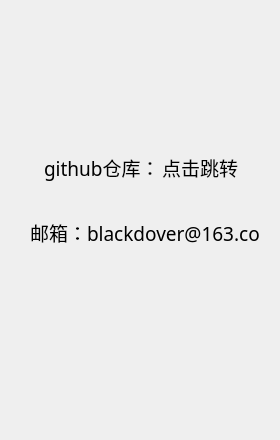
Qt form connectus.ui (wwwxyz123/shanghaifusheng) before a commit.
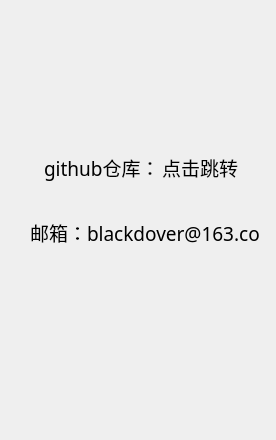
The same form after that commit.

```diff
--- a/connectus.ui
+++ b/connectus.ui
@@ -6,7 +6,7 @@
    <rect>
     <x>0</x>
     <y>0</y>
-    <width>280</width>
+    <width>276</width>
     <height>440</height>
    </rect>
   </property>
```
